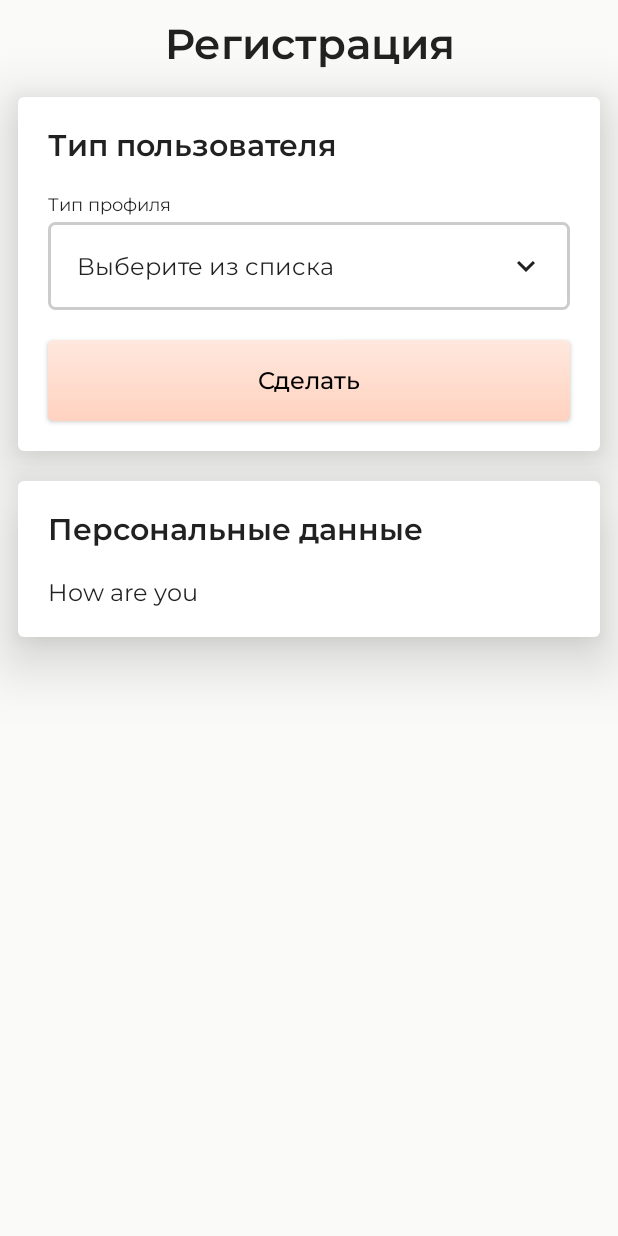
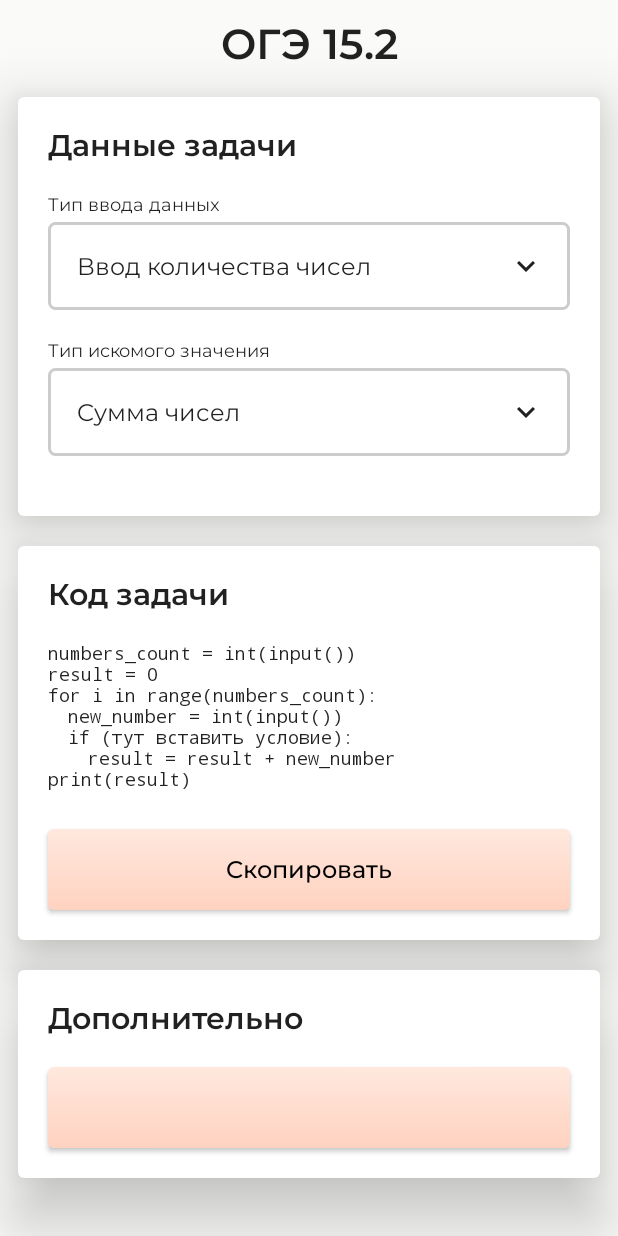
Before and after one commit to e30n3/oge15, an Android app built with Jetpack Compose: the screen it shows after launch (MainActivity), on a phone screen of 412 x 824 dp. Run offline under Robolectric (Android 15) with nearby library versions, the phone set to English and light mode, and no system bars; our stand-ins replace accompanist.

Commit message:
calculation

```diff
--- a/app/src/main/java/ru/involta/composesample3/MainActivity.kt
+++ b/app/src/main/java/ru/involta/composesample3/MainActivity.kt
@@ -1,14 +1,16 @@
 package ru.involta.composesample3
 
+import android.R.attr.label
+import android.content.ClipData
 import android.os.Bundle
 import android.widget.Toast
 import androidx.activity.ComponentActivity
 import androidx.activity.compose.setContent
 import androidx.compose.animation.animateContentSize
 import androidx.compose.foundation.*
-import androidx.compose.foundation.gestures.scrollable
 import androidx.compose.foundation.layout.*
 import androidx.compose.foundation.shape.RoundedCornerShape
+import androidx.compose.foundation.text.selection.SelectionContainer
 import androidx.compose.material.*
 import androidx.compose.material.icons.Icons
 import androidx.compose.material.icons.filled.ExpandLess
@@ -19,15 +21,23 @@ import androidx.compose.ui.Alignment
 import androidx.compose.ui.Modifier
 import androidx.compose.ui.graphics.Brush
 import androidx.compose.ui.graphics.Color
-import androidx.compose.ui.res.stringResource
+import androidx.compose.ui.platform.ClipboardManager
+import androidx.compose.ui.platform.LocalClipboardManager
+import androidx.compose.ui.platform.LocalContext
+import androidx.compose.ui.text.AnnotatedString
 import androidx.compose.ui.text.font.FontFamily
 import androidx.compose.ui.text.style.TextAlign
 import androidx.compose.ui.tooling.preview.Preview
 import androidx.compose.ui.unit.dp
 import androidx.compose.ui.unit.sp
+import androidx.core.content.ContextCompat.getSystemService
+import ru.involta.composesample3.model.CalculationType
+import ru.involta.composesample3.model.InputType
+import ru.involta.composesample3.model.Task
 import ru.involta.composesample3.ui.theme.ButtonBottom
 import ru.involta.composesample3.ui.theme.ButtonTop
 import ru.involta.composesample3.ui.theme.ComposeSample3Theme
+
 
 class MainActivity : ComponentActivity() {
     override fun onCreate(savedInstanceState: Bundle?) {
@@ -47,36 +57,88 @@ fun MyApp() {
         modifier = Modifier.fillMaxSize(),
         color = MaterialTheme.colors.background
     ) {
-        BodyContent(Modifier.padding(horizontal = 12.dp))
+        BodyContent(Modifier.padding())
     }
 }
 
 @Composable
 fun BodyContent(modifier: Modifier) {
     val scrollState = rememberScrollState()
-    Column(modifier = modifier.verticalScroll(scrollState)) {
+    Column(
+        modifier = modifier
+            .verticalScroll(scrollState)
+    ) {
+        var task = Task()
+        var code by rememberSaveable { mutableStateOf(task.generateCode()) }
         Spacer(modifier = Modifier.height(12.dp))
-        Header("Регистрация")
-        DataCard("Тип пользователя") {
-            ExpandableMenu("Тип профиля")
+        Header("ОГЭ 15.2")
+        DataCard("Данные задачи", modifier = Modifier.padding(horizontal = 12.dp)) {
+            ExpandableMenu("Тип ввода данных", elements = InputType.titles,
+                onSelect = {
+                    task = task.copy(inputType = InputType.get(it))
+                    code = task.generateCode()
+                }
+            )
             Spacer(modifier = Modifier.height(20.dp))
-            AccentButton("Сделать")
+            ExpandableMenu("Тип искомого значения", elements = CalculationType.titles,
+                onSelect = {
+                    task = task.copy(calculationType = CalculationType.get(it))
+                    code = task.generateCode()
+                }
+            )
+            Spacer(modifier = Modifier.height(20.dp))
+
         }
+
+
+        /*    Column(Modifier.animateContentSize()) {
+                if (code.isNotEmpty() and code.isNotBlank()) {
+                    Text(code)
+                    Spacer(modifier = Modifier.height(20.dp))
+                }
+            }*/
+
+        val clipboard = LocalClipboardManager.current
+        val context = LocalContext.current
         Spacer(modifier = Modifier.height(20.dp))
-        DataCard("Персональные данные") {
-            Text("How are you")
+        DataCard("Код задачи", Modifier.padding(horizontal = 12.dp)) {
+            SelectionContainer {
+                Text(
+                    code,
+                    modifier = Modifier.animateContentSize(),
+                    fontFamily = FontFamily.Monospace,
+                    fontSize = 12.sp
+                )
+            }
+            Spacer(modifier = Modifier.height(12.dp))
+            AccentButton("Скопировать") {
+                clipboard.setText(AnnotatedString(code))
+                Toast.makeText(context, "Скопировано!", Toast.LENGTH_SHORT).show()
+            }
+        }
+
+
+
+        Spacer(modifier = Modifier.height(20.dp))
+        DataCard("Дополнительно", modifier = Modifier.padding(horizontal = 12.dp)) {
+            AccentButton("") {
+
+            }
         }
         Spacer(modifier = Modifier.height(12.dp))
     }
 }
 
 @Composable
-fun AccentButton(text: String) {
+fun AccentButton(text: String, onClick: () -> Unit) {
     GradientButton(
         text = text,
         gradient = Brush.verticalGradient(listOf(ButtonTop, ButtonBottom)),
         textColor = Color.Black,
-        modifier = Modifier.fillMaxWidth().height(54.dp)
+        modifier = Modifier
+            .fillMaxWidth()
+            .height(54.dp),
+        onClick = onClick
     )
 }
 
@@ -121,10 +183,15 @@ fun Header(topicName: String) {
 }
 
 @Composable
-fun DataCard(cardName: String = "", content: @Composable ColumnScope.() -> Unit) {
+fun DataCard(
+    cardName: String = "",
+    modifier: Modifier = Modifier,
+    content: @Composable ColumnScope.() -> Unit
+) {
     Card(
-        Modifier
-            .fillMaxWidth(), elevation = 24.dp
+        modifier
+            .fillMaxWidth(),
+        elevation = 24.dp,
     ) {
         Column(Modifier.padding(20.dp)) {
             if (cardName.isNotBlank() and cardName.isNotEmpty()) {
@@ -142,12 +209,11 @@ fun DataCard(cardName: String = "", content: @Composable ColumnScope.() -> Unit)
 @Composable
 fun ExpandableMenu(
     menuName: String = "",
-    hint: String = "Выберите из списка",
     elements: List<String> = listOf("a", "b", "c", "d"),
     onSelect: (String) -> Unit = {},
 ) {
     var expanded by rememberSaveable { mutableStateOf(false) }
-    var selected by rememberSaveable { mutableStateOf(hint) }
+    var selected by rememberSaveable { mutableStateOf(elements.first()) }
 
 
     @Composable
--- /dev/null
+++ b/app/src/main/java/ru/involta/composesample3/model/CalculationType.kt
@@ -0,0 +1,54 @@
+package ru.involta.composesample3.model
+
+enum class CalculationType(
+    val title: String,
+    val part1: String,
+    val part2: String,
+    val part3: String
+) {
+    SUM(
+        "Сумма чисел",
+        "result = 0\n",
+        "\tif (тут вставить условие):\n" +
+                "\t\tresult = result + new_number\n",
+        "print(result)\n"
+    ),
+    PRODUCT(
+        "Произведение чисел",
+        "result = 1\n",
+        "\tif (тут вставить условие):\n" +
+                "\t\tresult = result * new_number\n",
+        "print(result)\n"
+    ),
+    COUNT(
+        "Количество чисел",
+        "result = 0\n",
+        "\tif (тут вставить условие):\n" +
+                "\t\tresult = result + 1\n",
+        "print(result)\n"
+    ),
+    MAX(
+        "Максимальное из чисел",
+
+        "result = -99999999\n",
+        "\tif (тут вставить условие):\n" +
+                "\t\tif new_number > result:\n" +
+                "\t\t\tresult = new_number\n",
+        "print(result)\n"
+    ),
+    MIN(
+        "Минимальное из чисел",
+
+        "result = 99999999\n",
+        "if (тут вставить условие):\n" +
+                "\t\tif new_number < result:\n" +
+                "\t\t\tresult = new_number\n",
+        "print(result)\n"
+    );
+
+
+    companion object {
+        fun get(title: String) = CalculationType.values().find { it.title == title }?: SUM
+        val titles get() = CalculationType.values().map { it.title }
+    }
+}
--- /dev/null
+++ b/app/src/main/java/ru/involta/composesample3/model/InputType.kt
@@ -0,0 +1,28 @@
+package ru.involta.composesample3.model
+
+import java.lang.reflect.Type
+
+enum class InputType(
+    val title: String,
+    val part1: String,
+    val part2: String,
+    val part3: String = ""
+) {
+    FIRST_NUMBER_IS_COUNT(
+        "Ввод количества чисел",
+        "numbers_count = int(input())\n",
+        "for i in range(numbers_count):\n" +
+                "\tnew_number = int(input())\n"
+    ),
+    UP_TO_ZERO(
+        "Ввод до нуля",
+        "new_number = int(input())\n",
+        "while new_number != 0:\n",
+        "\tnew_number = int(input())\n"
+    );
+
+    companion object {
+        fun get(title: String) = InputType.values().find { it.title == title } ?: FIRST_NUMBER_IS_COUNT
+        val titles get() = InputType.values().map { it.title }
+    }
+}
--- /dev/null
+++ b/app/src/main/java/ru/involta/composesample3/model/Task.kt
@@ -0,0 +1,37 @@
+package ru.involta.composesample3.model
+
+data class Task(
+    val inputType: InputType = InputType.get(InputType.titles.first()),
+    val calculationType: CalculationType = CalculationType.get(CalculationType.titles.first()),
+) {
+    fun generateCode(): String {
+        var code = ""
+        when (inputType) {
+            InputType.FIRST_NUMBER_IS_COUNT -> {
+                code = inputType.part1 +
+                        calculationType.part1 +
+                        inputType.part2 +
+                        calculationType.part2 +
+                        calculationType.part3
+            }
+            InputType.UP_TO_ZERO -> {
+                code = inputType.part1 +
+                        calculationType.part1 +
+                        inputType.part2 +
+                        calculationType.part2 +
+                        inputType.part3 +
+                        calculationType.part3
+            }
+        }
+        return code
+    }
+}
+
+fun main() {
+    print(
+        Task(
+            InputType.FIRST_NUMBER_IS_COUNT,
+            CalculationType.MAX
+        ).generateCode()
+    )
+}
```
